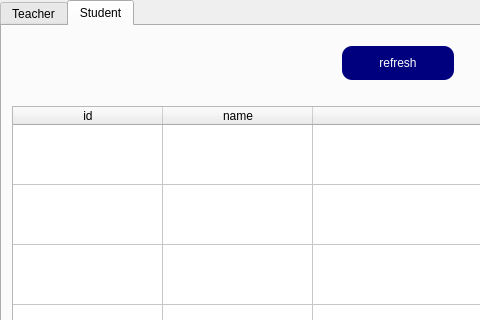
The window that administrator.ui (Mattie0000001/C-HomeworkManager) describes before a commit, drawn with Qt 5; both pictures show x 0 to 480 and y 0 to 320 of the 840 by 602 pixel window.
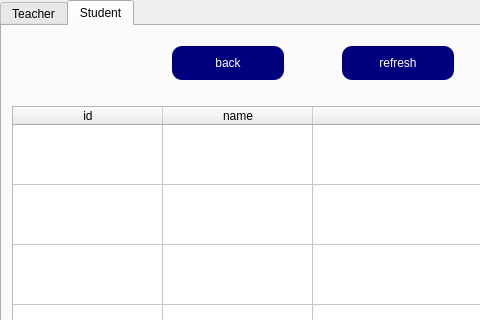
The same window after the commit.

What changed in the file:
```diff
--- a/administrator.ui
+++ b/administrator.ui
@@ -324,6 +324,24 @@
       <string>refresh</string>
      </property>
     </widget>
+    <widget class="QPushButton" name="stu_back">
+     <property name="geometry">
+      <rect>
+       <x>170</x>
+       <y>20</y>
+       <width>112</width>
+       <height>34</height>
+      </rect>
+     </property>
+     <property name="styleSheet">
+      <string notr="true">border-radius: 10px;
+background: rgb(0, 0, 127);
+color: white;</string>
+     </property>
+     <property name="text">
+      <string>back</string>
+     </property>
+    </widget>
    </widget>
   </widget>
  </widget>
```
Left out of the diff: 18 changed lines with no effect on the pictures.
